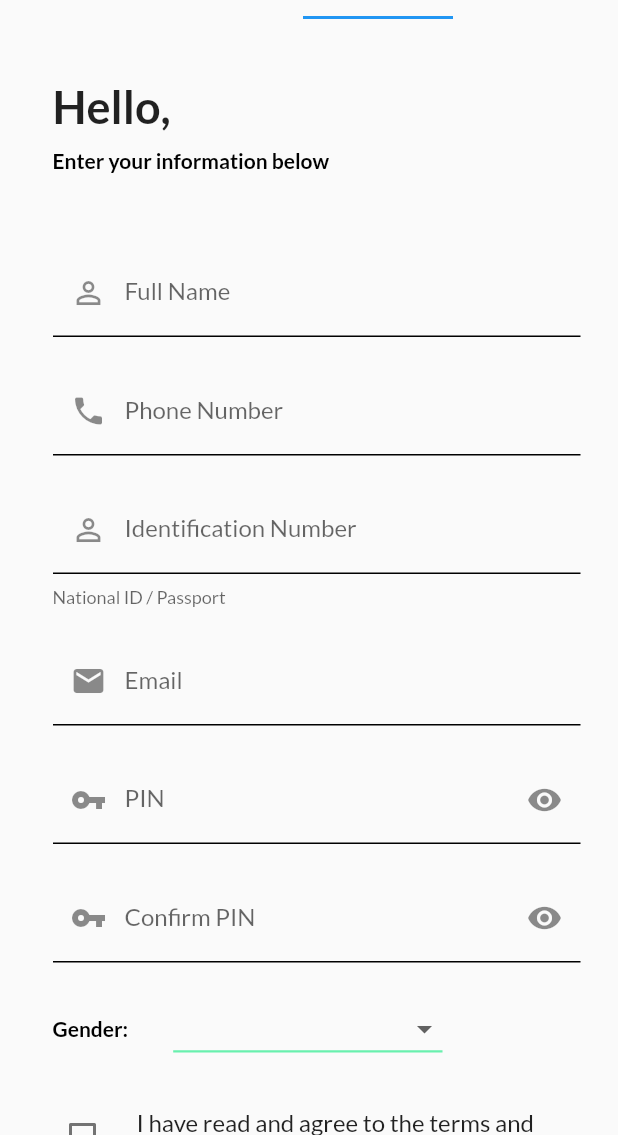
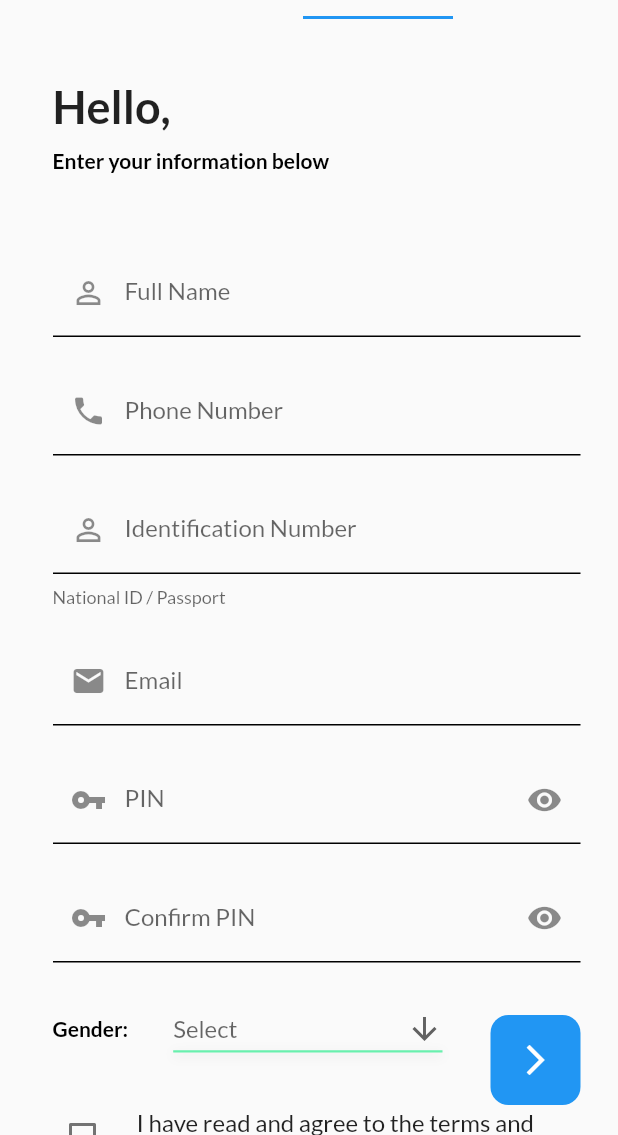
Before and after one commit to CarltonK/kweli-score, a Flutter app: the screen it shows after launch, swiped to page 2, on a phone screen of 412 x 824 dp, the part 101-1236 px from its top. Run offline on Flutter 3.47's test engine with Material 2 defaults, Android fonts, the phone set to English and light mode, and no system bars; our stand-ins replace firebase_analytics, firebase_core, firebase_crashlytics, firebase_messaging, flutter_spinkit, fluttertoast and 1 more; accounts and stored records are empty.

Commit message:
added new button

```diff
--- a/lib/screens/Authentication/signup_screen.dart
+++ b/lib/screens/Authentication/signup_screen.dart
@@ -18,7 +18,7 @@ class SignUp extends StatefulWidget {
 class _SignUpState extends State<SignUp> {
   final _formKey = GlobalKey<FormState>();
 
-  List<String> _gender = ["male", "female", "I prefer not to disclose"];
+  List<String> _gender = ["Male", "Female", "I prefer not to disclose"];
 
   static String? email;
   static String? emailConfirm;
@@ -191,60 +191,35 @@ class _SignUpState extends State<SignUp> {
     pinConfirm = value!.trim();
   }
 
-  // Widget _registerButton(BuildContext context) {
-  //   return Positioned(
-  //     bottom: 20,
-  //     right: 15,
-  //     child: Container(
-  //       height: 60,
-  //       width: 60,
-  //       decoration: BoxDecoration(
-  //         borderRadius: BorderRadius.circular(12),
-  //         color: Theme.of(context).primaryColor,
-  //       ),
-  //       child: IconButton(
-  //         icon: const Icon(Icons.arrow_forward_ios, color: Colors.white),
-  //         onPressed: () {
-  //           Navigator.push(
-  //             context,
-  //             SlideLeftTransition(page: Login(), routeName: 'login'),
-  //           );
-  //         },
-  //       ),
-  //     ),
-  //   );
-  // }
+  Widget _registerButton(BuildContext context) {
+    return Positioned(
+      bottom: 20,
+      right: 15,
+      child: Container(
+        height: 60,
+        width: 60,
+        decoration: BoxDecoration(
+          borderRadius: BorderRadius.circular(12),
+          color: Theme.of(context).primaryColor,
+        ),
+        child: IconButton(
+          icon: const Icon(Icons.arrow_forward_ios, color: Colors.white),
+          onPressed: () => _registerBtnPressed,
+        ),
+      ),
+    );
+  }
 
   void popDialog(BuildContext context) {
     Navigator.of(context).pop();
   }
 
-  // void _registerBtnPressed(BuildContext context) async {
-  //   final FormState form = _formKey.currentState;
-  //   if (form.validate()) {
-  //     form.save();
-
-  //     _userModel = UserModel(
-  //       emailAddress: email,
-  //       password: password,
-  //       nationalIdNumber: idNumber,
-  //       phoneNumber: phoneNumber,
-  //     );
-
-  //     await serverCall(_userModel, context).then((value) {
-  //       if (!value) {
-  //         Timer(Duration(milliseconds: 500), () {
-  //           _dialogs.dialogInfo(
-  //             widget.scaffoldKey.currentContext,
-  //             'Error',
-  //             result,
-  //             () => popDialog(widget.scaffoldKey.currentContext),
-  //           );
-  //         });
-  //       }
-  //     });
-  //   }
-  // }
+  void _registerBtnPressed(BuildContext context) async {
+    final FormState form = _formKey.currentState!;
+    if (form.validate()) {
+      form.save();
+    }
+  }
 
   @override
   Widget build(BuildContext context) {
@@ -284,22 +259,20 @@ class _SignUpState extends State<SignUp> {
                         'Gender:',
                         style: Constants.blackBoldNormal,
                       ),
-                      const SizedBox(
-                        width: 30,
-                      ),
+                      const SizedBox(width: 30),
                       DropdownButton(
                         value: selectedValue,
                         underline: Container(
                           height: 1.5,
-                          color: Colors.greenAccent,
+                          decoration: Constants.kBoxDecoration,
                         ),
+                        icon: Icon(Icons.arrow_downward),
+                        hint: Text('Select'),
                         items: _gender
                             .map(
                               (e) => DropdownMenuItem<String>(
                                 value: e,
-                                child: Text(
-                                  e,
-                                ),
+                                child: Text(e),
                               ),
                             )
                             .toList(),
@@ -314,10 +287,11 @@ class _SignUpState extends State<SignUp> {
                   const SizedBox(height: 20),
                   CheckboxListTile(
                     value: _checked,
-                    contentPadding: EdgeInsets.only(left: 0),
+                    contentPadding: const EdgeInsets.only(left: 0),
                     controlAffinity: ListTileControlAffinity.leading,
                     title: Text(
-                        "I have read and agree to the terms and conditions"),
+                      "I have read and agree to the terms and conditions",
+                    ),
                     onChanged: (bool? value) {
                       setState(() => _checked = value!);
                     },
@@ -326,7 +300,7 @@ class _SignUpState extends State<SignUp> {
               ),
             ),
           ),
-          // _registerButton(context)
+          _registerButton(context)
         ],
       ),
     );
--- a/lib/utilities/constants.dart
+++ b/lib/utilities/constants.dart
@@ -67,4 +67,16 @@ class Constants {
   // Sizing
   static const double padding = 20;
   static const double avatarRadius = 45;
+
+  // Decorations
+  static const BoxDecoration kBoxDecoration = BoxDecoration(
+    color: Colors.greenAccent,
+    boxShadow: [
+      BoxShadow(
+        color: Colors.black12,
+        blurRadius: 6.0,
+        offset: Offset(0, 2),
+      ),
+    ],
+  );
 }
```
